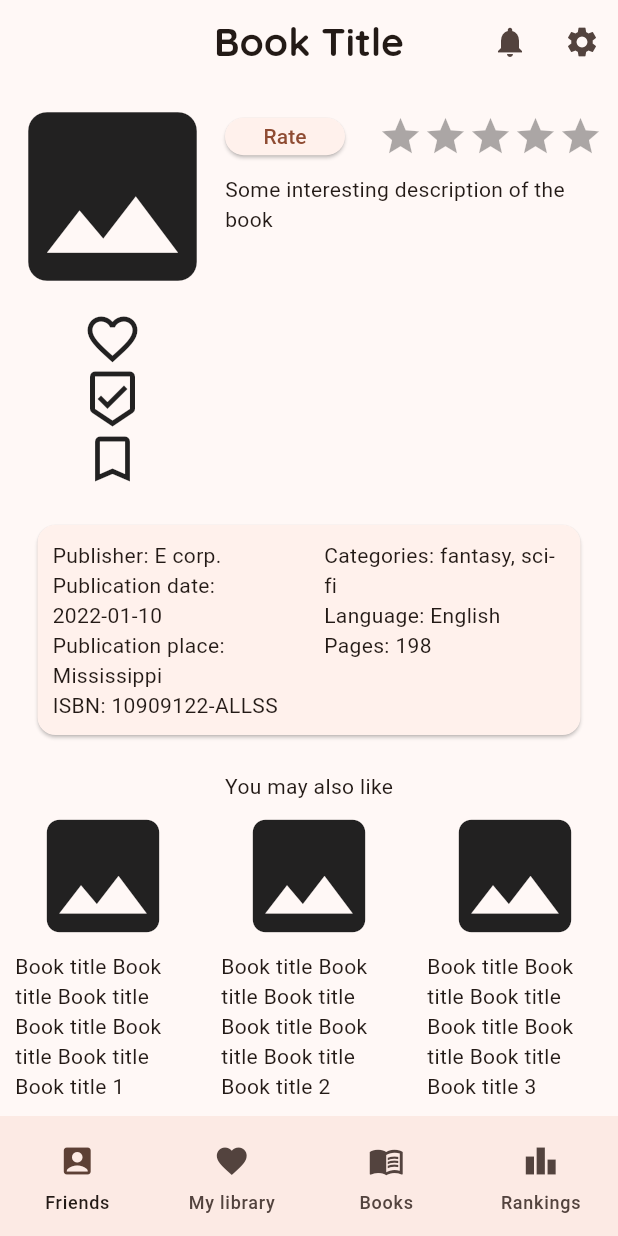
After one commit to SolunarNexus/BooKeeping-App, a Flutter app: the BookDetailPage screen opened by its route, on a phone screen of 412 x 824 dp. The commit adds this screen. Run offline on Flutter 3.47's test engine with Material 3 defaults, Android fonts, the phone set to English and light mode, and no system bars; drawn by our look-alikes of flutter_rating_bar; our stand-ins replace firebase_auth, firebase_core, get_it, go_router, google_fonts; missing offline and left inert: form_validation; accounts and stored records are empty.

Commit message:
Add book detail apge

```diff
--- a/lib/app_root.dart
+++ b/lib/app_root.dart
@@ -1,3 +1,4 @@
+import 'package:book_keeping/book_detail_page/widget/book_detail_page.dart';
 import 'package:book_keeping/books_page/widget/books_page.dart';
 import 'package:book_keeping/friends_page/widget/friends_page.dart';
 import 'package:book_keeping/home_page/widget/home_page.dart';
@@ -50,9 +51,15 @@ class AppRoot extends StatelessWidget {
         path: "/notifications",
         name: "notifications",
         builder: (context, state) => const NotificationsPage(),
+      ),
+      GoRoute(
+        path: "/book-detail",
+        name: "book-detail",
+        builder: (context, state) => const BookDetailPage(title: "Book Title"),
       )
     ],
-    initialLocation: FirebaseAuth.instance.currentUser == null ? "/auth" : "/",
+    initialLocation:
+        FirebaseAuth.instance.currentUser == null ? "/auth" : "/book-detail",
   );
 
   AppRoot({super.key});
--- /dev/null
+++ b/lib/book_detail_page/widget/book_detail_page.dart
@@ -0,0 +1,136 @@
+import 'package:book_keeping/common/widget/bottom_menu.dart';
+import 'package:book_keeping/common/widget/top_bar.dart';
+import 'package:flutter/material.dart';
+import 'package:flutter_rating_bar/flutter_rating_bar.dart';
+
+class BookDetailPage extends StatelessWidget {
+  final String _title;
+
+  const BookDetailPage({super.key, required String title}) : _title = title;
+
+  @override
+  Widget build(BuildContext context) {
+    return Scaffold(
+      appBar: TopBar(titleText: _title, context: context),
+      bottomNavigationBar: BottomMenu(),
+      body: SingleChildScrollView(
+        child: Column(
+          mainAxisAlignment: MainAxisAlignment.spaceBetween,
+          children: [
+            Row(
+              crossAxisAlignment: CrossAxisAlignment.start,
+              children: [
+                const Column(
+                  children: [
+                    Icon(Icons.image, size: 150),
+                    Icon(Icons.favorite_border, size: 40),
+                    Icon(Icons.beenhere_outlined, size: 40),
+                    Icon(Icons.bookmark_border, size: 40),
+                  ],
+                ),
+                Flexible(
+                  child: Padding(
+                    padding: const EdgeInsets.only(
+                        top: 10.0, bottom: 10.0, right: 10.0),
+                    child: Column(
+                      crossAxisAlignment: CrossAxisAlignment.end,
+                      children: [
+                        Padding(
+                          padding:
+                              const EdgeInsets.only(top: 10.0, bottom: 10.0),
+                          child: Row(
+                            mainAxisAlignment: MainAxisAlignment.spaceBetween,
+                            children: [
+                              SizedBox(
+                                height: 25,
+                                width: 80,
+                                child: ElevatedButton(
+                                    onPressed: () {}, child: Text("Rate")),
+                              ),
+                              RatingBar.builder(
+                                  initialRating: 0,
+                                  itemCount: 5,
+                                  // ignoreGestures: true,
+                                  allowHalfRating: true,
+                                  itemSize: 30,
+                                  updateOnDrag: true,
+                                  itemBuilder: (context, index) =>
+                                      const Icon(Icons.star),
+                                  onRatingUpdate: (_) {}),
+                            ],
+                          ),
+                        ),
+                        const Text("Some interesting description of the book"),
+                      ],
+                    ),
+                  ),
+                ),
+              ],
+            ),
+            Container(
+              width: 370,
+              padding: const EdgeInsets.symmetric(vertical: 20),
+              child: const Card(
+                child: Row(
+                  mainAxisAlignment: MainAxisAlignment.spaceBetween,
+                  crossAxisAlignment: CrossAxisAlignment.start,
+                  children: [
+                    Flexible(
+                      child: Padding(
+                        padding: EdgeInsets.all(10.0),
+                        child: Column(
+                          crossAxisAlignment: CrossAxisAlignment.start,
+                          children: [
+                            Text("Publisher: E corp."),
+                            Text("Publication date: 2022-01-10"),
+                            Text("Publication place: Mississippi"),
+                            Text("ISBN: 10909122-ALLSS"),
+                          ],
+                        ),
+                      ),
+                    ),
+                    Flexible(
+                      child: Padding(
+                        padding: EdgeInsets.all(10.0),
+                        child: Column(
+                          crossAxisAlignment: CrossAxisAlignment.start,
+                          children: [
+                            Text("Categories: fantasy, sci-fi"),
+                            Text("Language: English"),
+                            Text("Pages: 198")
+                          ],
+                        ),
+                      ),
+                    ),
+                  ],
+                ),
+              ),
+            ),
+            Column(
+              children: [
+                const Text("You may also like"),
+                Row(
+                  children: List<Flexible>.generate(
+                    3,
+                    (index) => Flexible(
+                      child: Padding(
+                        padding: const EdgeInsets.symmetric(horizontal: 10),
+                        child: Column(
+                          children: [
+                            const Icon(Icons.image, size: 100),
+                            Text(
+                                "Book title Book title Book title Book title Book title Book title Book title ${index + 1}"),
+                          ],
+                        ),
+                      ),
+                    ),
+                  ),
+                ),
+              ],
+            ),
+          ],
+        ),
+      ),
+    );
+  }
+}
--- a/pubspec.yaml
+++ b/pubspec.yaml
@@ -41,6 +41,7 @@ dependencies:
   form_validation: ^3.1.0+8
   go_router: ^12.1.3
   get_it: ^7.6.4
+  flutter_rating_bar: ^4.0.1
 
 dev_dependencies:
   flutter_test:
```
Also changed, not shown: pubspec.lock.
